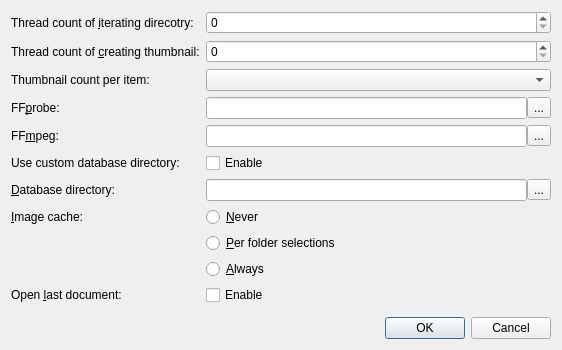
Qt form src/option.ui (ambiesoft/SceneExplorer) before a commit.
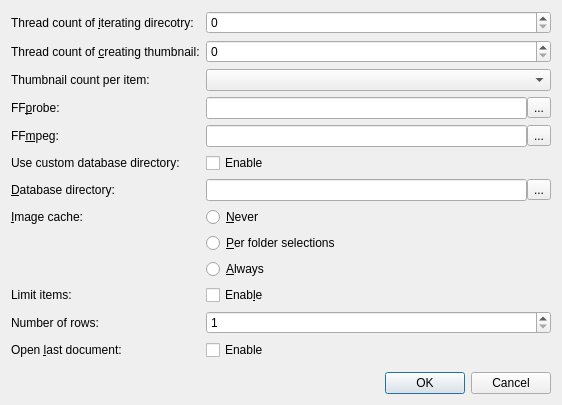
The same form after that commit.

```diff
--- a/src/option.ui
+++ b/src/option.ui
@@ -7,7 +7,7 @@
     <x>0</x>
     <y>0</y>
     <width>562</width>
-    <height>328</height>
+    <height>361</height>
    </rect>
   </property>
   <property name="windowTitle">
@@ -50,7 +50,7 @@
      </property>
     </widget>
    </item>
-   <item row="17" column="1">
+   <item row="18" column="1">
     <widget class="QDialogButtonBox" name="buttonBox">
      <property name="orientation">
       <enum>Qt::Horizontal</enum>
@@ -60,7 +60,7 @@
      </property>
     </widget>
    </item>
-   <item row="15" column="1">
+   <item row="16" column="1">
     <spacer name="verticalSpacer">
      <property name="orientation">
       <enum>Qt::Vertical</enum>
@@ -121,14 +121,14 @@
      </item>
     </layout>
    </item>
-   <item row="14" column="1">
+   <item row="15" column="1">
     <widget class="QCheckBox" name="chkOpenLastDocument">
      <property name="text">
       <string>Enable</string>
      </property>
     </widget>
    </item>
-   <item row="14" column="0">
+   <item row="15" column="0">
     <widget class="QLabel" name="labelOpenLastDocument">
      <property name="text">
       <string>Open &amp;last document:</string>
@@ -222,6 +222,43 @@
    <item row="5" column="1">
     <widget class="QComboBox" name="cmbThumbCount"/>
    </item>
+   <item row="13" column="0">
+    <widget class="QLabel" name="labelLimit">
+     <property name="text">
+      <string>Limit items:</string>
+     </property>
+     <property name="buddy">
+      <cstring>chkLimitItems</cstring>
+     </property>
+    </widget>
+   </item>
+   <item row="13" column="1">
+    <widget class="QCheckBox" name="chkLimitItems">
+     <property name="text">
+      <string>Enab&amp;le</string>
+     </property>
+    </widget>
+   </item>
+   <item row="14" column="0">
+    <widget class="QLabel" name="labelNumberOfRows">
+     <property name="text">
+      <string>Number of rows:</string>
+     </property>
+     <property name="buddy">
+      <cstring>spinNumberOfRows</cstring>
+     </property>
+    </widget>
+   </item>
+   <item row="14" column="1">
+    <widget class="QSpinBox" name="spinNumberOfRows">
+     <property name="minimum">
+      <number>1</number>
+     </property>
+     <property name="maximum">
+      <number>65535</number>
+     </property>
+    </widget>
+   </item>
   </layout>
  </widget>
  <tabstops>
```
